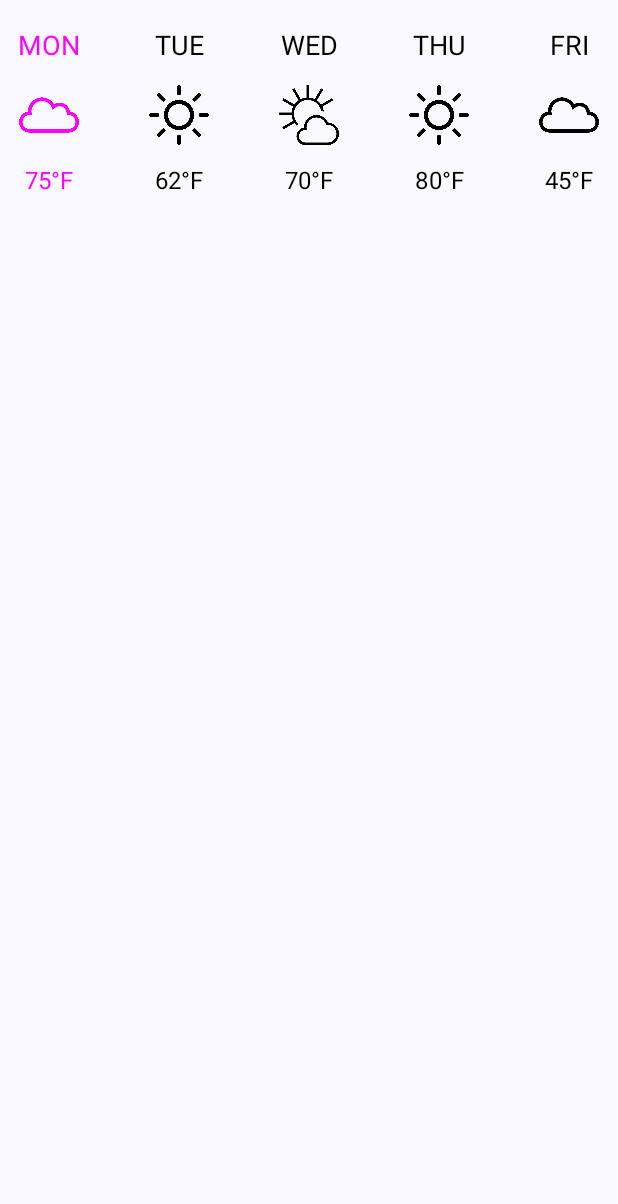
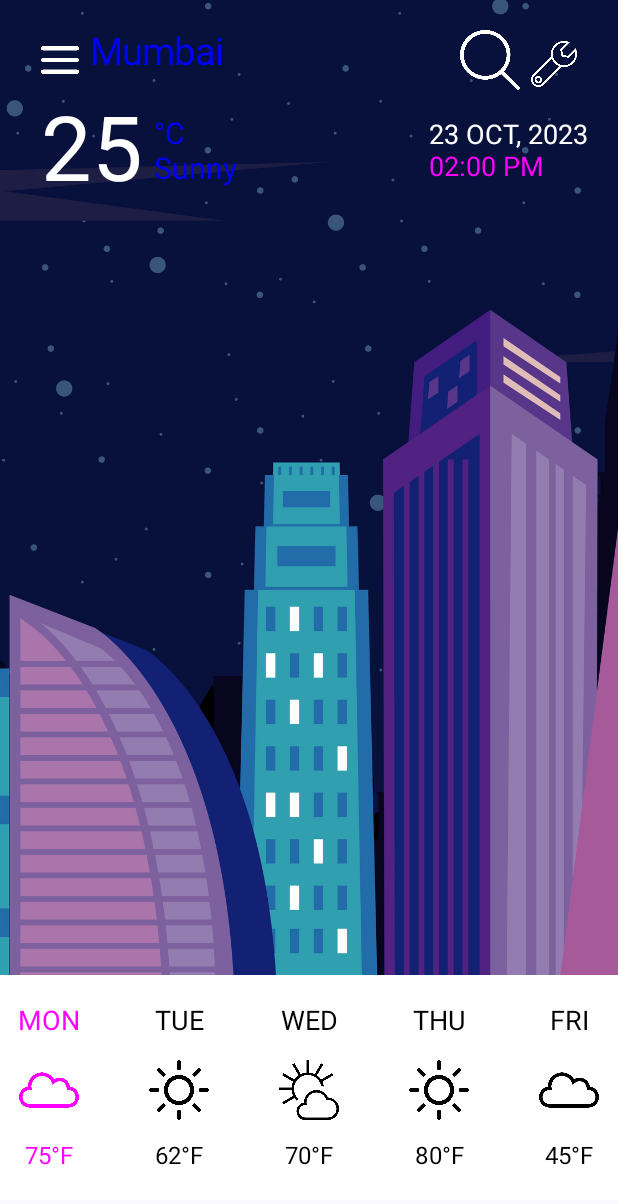
Before and after one commit to Uf11/Weatherly, an Android app built with Jetpack Compose: the screen it shows after launch (MainActivity), on a phone screen of 412 x 824 dp. Shown: the top 1204 px of the screen. Run offline under Robolectric (Android 15) with nearby library versions, the phone set to English and light mode, and no system bars.

Commit message:
Design Page1

```diff
--- a/app/src/main/java/com/example/task2/MainActivity.kt
+++ b/app/src/main/java/com/example/task2/MainActivity.kt
@@ -4,26 +4,29 @@ import android.os.Bundle
 import androidx.activity.ComponentActivity
 import androidx.activity.compose.setContent
 import androidx.compose.foundation.Image
+import androidx.compose.foundation.background
 import androidx.compose.foundation.layout.*
 import androidx.compose.material3.*
 import androidx.compose.ui.Alignment
 import androidx.compose.runtime.*
 import androidx.compose.ui.Modifier
 import androidx.compose.ui.graphics.Color
-import androidx.compose.ui.graphics.painter.Painter
 import androidx.compose.ui.layout.ContentScale
 import androidx.compose.ui.res.painterResource
-import androidx.compose.ui.res.stringResource
-import androidx.compose.ui.text.style.TextAlign
 import androidx.compose.ui.tooling.preview.Preview
 import androidx.compose.ui.unit.dp
 import androidx.compose.ui.unit.sp
 import androidx.compose.ui.text.TextStyle
 import com.example.task2.ui.theme.Task2Theme
 
-
 data class WeatherData(val day: String, val weatherIcon: Int, val temperature: String)
-
+val weatherData = listOf(
+    WeatherData("MON", R.drawable.ic_cloudy, "75°F"),
+    WeatherData("TUE", R.drawable.ic_sunny, "62°F"),
+    WeatherData("WED", R.drawable.ic_cloudysun, "70°F"),
+    WeatherData("THU", R.drawable.ic_sunny, "80°F"),
+    WeatherData("FRI", R.drawable.ic_cloudy, "45°F")
+)
 class MainActivity : ComponentActivity() {
     override fun onCreate(savedInstanceState: Bundle?) {
         super.onCreate(savedInstanceState)
@@ -34,63 +37,110 @@ class MainActivity : ComponentActivity() {
                     modifier = Modifier.fillMaxSize(),
                     color = MaterialTheme.colorScheme.background
                 ) {
-                    WeatherCardRow()
+                    Page1()
                 }
             }
         }
     }
 }
 
-//@Composable
-//fun ComposeArticleApp() {
-//    ArticleCard(
-//        title = stringResource(R.string.title_jetpack_compose_tutorial),
-//        shortDescription = stringResource(R.string.compose_short_desc),
-//        longDescription = stringResource(R.string.compose_long_desc),
-//        imagePainter = painterResource(R.drawable.rsz_bulidings)
-//    )
-//}
-
 @Composable
-private fun ArticleCard(
-    title: String,
-    shortDescription: String,
-    longDescription: String,
-    imagePainter: Painter,
-    modifier: Modifier = Modifier,
-) {
-    Image(painter = imagePainter,
-        contentDescription = null,
-        contentScale = ContentScale.Crop
-    )
-//    change text color to orange
-    Column(modifier = modifier) {
-        Text(
-            text = title,
-            modifier = Modifier.padding(16.dp),
-            fontSize = 24.sp
-        )
-        Text(
-            text = shortDescription,
-            modifier = Modifier.padding(start = 16.dp, end = 16.dp),
-            textAlign = TextAlign.Justify
-        )
-        Text(
-            text = longDescription,
-            modifier = Modifier.padding(16.dp),
-            textAlign = TextAlign.Justify,
-            color = MaterialTheme.colorScheme.secondary
-        )
+fun WeatherBox(imgRes: Int){
+    Box(modifier = Modifier.size(width = 1000.dp, height = 650.dp)){
+        Image(painter = painterResource(id = imgRes),
+                contentDescription = "Usman",
+                contentScale = ContentScale.Crop,
+                modifier = Modifier.fillMaxSize(1f)
+            )
+        Column {
+            HeaderRow()
+            statRow()
+        }
     }
 }
-
-//@Preview(showBackground = true)
-//@Composable
-//fun ComposeArticleAppPreview() {
-//    Task2Theme {
-//        ComposeArticleApp()
-//    }
-//}
+@Composable
+fun HeaderRow(){
+    Row (
+        horizontalArrangement = Arrangement.SpaceBetween,
+        modifier = Modifier
+            .fillMaxWidth(1f)
+            .padding(horizontal = 20.dp)
+            .padding(top = 20.dp)
+    ){
+        Row {
+            Icon(
+                painter = painterResource(id = R.drawable.ic_menu),
+                contentDescription = null,
+                modifier = Modifier
+                    .size(40.dp)
+                    .padding(horizontal = 7.dp),
+                tint = Color.White
+            )
+            Text(
+                text = "Mumbai",
+                style = TextStyle(fontSize = 25.sp, color = Color.Blue),
+            )
+        }
+        Row{
+            Icon(
+                painter = painterResource(id = R.drawable.ic_search),
+                contentDescription = null,
+                modifier = Modifier
+                    .size(40.dp),
+                        tint = Color.White
+            )
+            Icon(
+                painter = painterResource(id = R.drawable.ic_wre),
+                contentDescription = null,
+                modifier = Modifier
+                    .size(45.dp)
+                    .padding(horizontal = 7.dp),
+                tint = Color.White
+            )
+        }
+    }
+}
+@Composable
+fun statRow(){
+    Row(
+        horizontalArrangement = Arrangement.SpaceBetween,
+        modifier = Modifier
+            .fillMaxWidth(1f)
+            .padding(horizontal = 20.dp)
+    ){
+        Row{
+            Text(
+                text = "25",
+                style = TextStyle(fontSize = 60.sp, color = Color.White),
+                modifier = Modifier.padding(horizontal = 7.dp)
+            )
+            Column (
+                modifier = Modifier.align(Alignment.CenterVertically)
+            ){
+                Text(
+                    text = "°C",
+                    style = TextStyle(fontSize = 20.sp, color = Color.Blue),
+                )
+                Text(
+                    text = "Sunny",
+                    style = TextStyle(fontSize = 20.sp, color = Color.Blue),
+                )
+            }
+        }
+        Column(
+            modifier = Modifier.align(Alignment.CenterVertically)
+        ){
+            Text(
+                text = "23 OCT, 2023",
+                style = TextStyle(fontSize = 18.sp, color = Color.White),
+            )
+            Text(
+                text = "02:00 PM",
+                style = TextStyle(fontSize = 18.sp, color = Color.Magenta),
+            )
+        }
+    }
+}
 
 @Composable
 private fun WeatherCard(
@@ -130,14 +180,9 @@ private fun WeatherCard(
 @Composable
 fun WeatherCardRow()
 {
-    val weatherData = listOf(
-        WeatherData("MON", R.drawable.ic_cloudy, "75°F"),
-        WeatherData("TUE", R.drawable.ic_sunny, "62°F"),
-        WeatherData("WED", R.drawable.ic_cloudysun, "70°F"),
-        WeatherData("THU", R.drawable.ic_sunny, "80°F"),
-        WeatherData("FRI", R.drawable.ic_cloudy, "45°F")
-    )
-    Row (modifier = Modifier.fillMaxWidth(1f),
+    Row (modifier = Modifier
+        .fillMaxWidth(1f)
+        .background(Color.White),
         horizontalArrangement = Arrangement.SpaceBetween){
         for ((index, data) in weatherData.withIndex()) {
             val cColor = if (index == 0) Color.Magenta else Color.Black
@@ -145,11 +190,23 @@ fun WeatherCardRow()
         }
     }
 }
-@Preview(showBackground = true)
+
+
+// Second Page
+
+
 @Composable
-fun WeatherCardRowPreview()
-{
-    Task2Theme{
+fun Page1() {
+    Column {
+        WeatherBox(imgRes = R.drawable.bg_buildings)
         WeatherCardRow()
     }
 }
+
+@Preview
+@Composable
+fun Page1Preview(){
+    Task2Theme {
+        Page1()
+    }
+}
```
Also changed, not shown: app/src/main/res/drawable-nodpi/bg_buildings.png (added), app/src/main/res/drawable-nodpi/ic_menu.png (added), app/src/main/res/drawable-nodpi/ic_search.png (added), app/src/main/res/drawable-nodpi/ic_wre.png (added), app/src/main/res/drawable-nodpi/rsz_bulidings.png (deleted), 1 other file.
